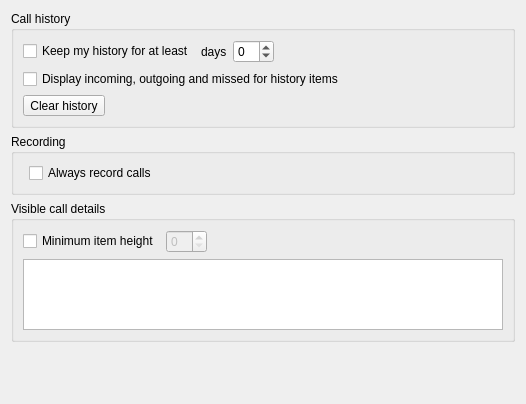
This is src/conf/dlggeneralbase.ui in KDE/ring-kde as Qt 5 draws it before an edit. The edited form follows.
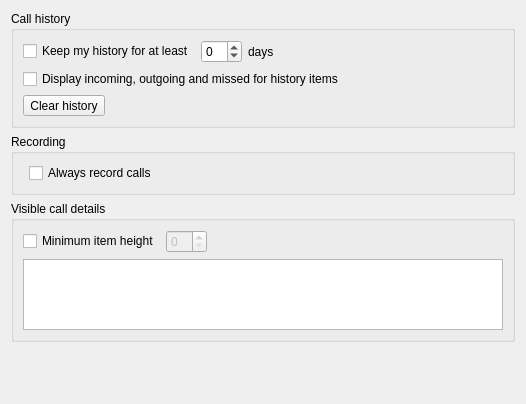
This is the edited form. Custom widgets are drawn as their Qt base class.

What changed in the file:
```diff
--- a/src/conf/dlggeneralbase.ui
+++ b/src/conf/dlggeneralbase.ui
@@ -39,19 +39,6 @@
            </property>
           </widget>
          </item>
-         <item>
-          <widget class="QLabel" name="label">
-           <property name="sizePolicy">
-            <sizepolicy hsizetype="Preferred" vsizetype="Preferred">
-             <horstretch>0</horstretch>
-             <verstretch>0</verstretch>
-            </sizepolicy>
-           </property>
-           <property name="text">
-            <string>days</string>
-           </property>
-          </widget>
-         </item>
          <item>
           <widget class="KIntSpinBox" name="kcfg_historyMax">
            <property name="sizePolicy">
@@ -65,6 +52,19 @@
            </property>
           </widget>
          </item>
+         <item>
+          <widget class="QLabel" name="label">
+           <property name="sizePolicy">
+            <sizepolicy hsizetype="Preferred" vsizetype="Preferred">
+             <horstretch>0</horstretch>
+             <verstretch>0</verstretch>
+            </sizepolicy>
+           </property>
+           <property name="text">
+            <string comment="Keep my history for at least *** days">days</string>
+           </property>
+          </widget>
+         </item>
          <item>
           <spacer name="horizontalSpacer">
            <property name="orientation">
```
Left out of the diff: 2 changed lines with no effect on the pictures.
